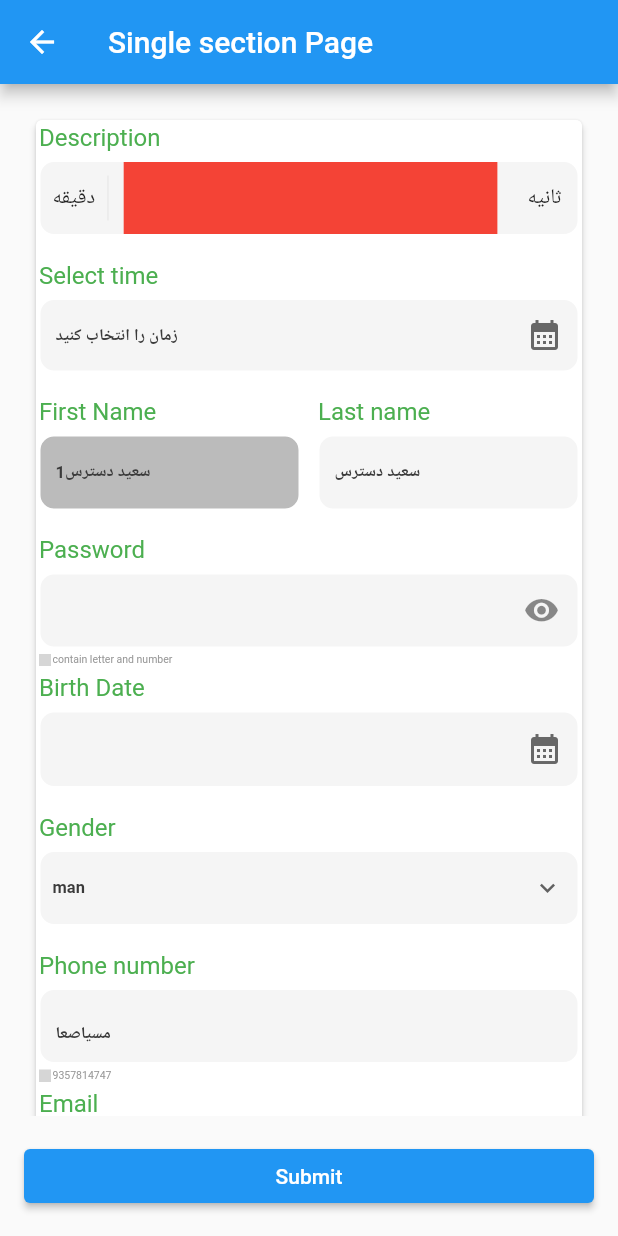
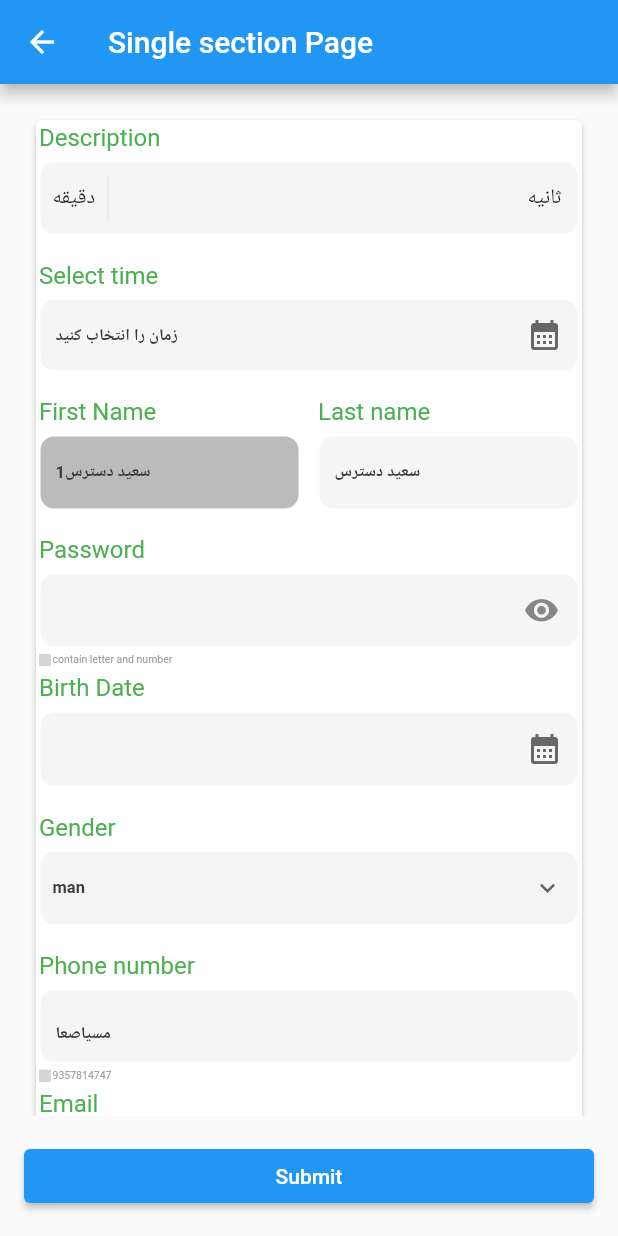
Before and after one commit to ritagroup/gsform, a Flutter app: the SingleSectionForm screen opened directly, on a phone screen of 412 x 824 dp. Run offline on Flutter 3.47's test engine with Material 2 defaults, Android fonts, the phone set to English and light mode, and no system bars; our stand-ins replace figma_squircle, flutter_svg, image_cropper, image_picker, lottie; missing offline and left inert: persian_datetime_picker, qr_code_scanner; grey boxes are pictures that could not be loaded.

Commit message:
Fix bugs Increase version to 0.2.0

```diff
--- a/lib/gs_form/widget/fields/number_field.dart
+++ b/lib/gs_form/widget/fields/number_field.dart
@@ -19,8 +19,6 @@ class GSNumberField extends StatelessWidget implements GSFieldCallBack {
     }
     return Padding(
       padding: const EdgeInsets.only(right: 10.0, left: 10.0),
-      child: Container(
-        color: Colors.red,
       child: TextField(
         textAlign: TextAlign.left,
         textAlignVertical: TextAlignVertical.center,
@@ -44,7 +42,6 @@ class GSNumberField extends StatelessWidget implements GSFieldCallBack {
           hintStyle: formStyle.fieldHintStyle,
         ),
       ),
-      ),
     );
   }
 
--- a/pubspec.yaml
+++ b/pubspec.yaml
@@ -1,6 +1,6 @@
 name: gsform
 description: GSForm helps to creating forms in Flutter by removing the boilerplate needed to build a form, validate fields, react to changes and collect final user input.
-version: 0.1.9
+version: 0.2.0
 homepage: https://github.com/golrangsystem/gsform.git
 
 
```
Also changed, not shown: example/pubspec.lock, 3 other files. Lines whose indentation alone changed are shown as unchanged.
